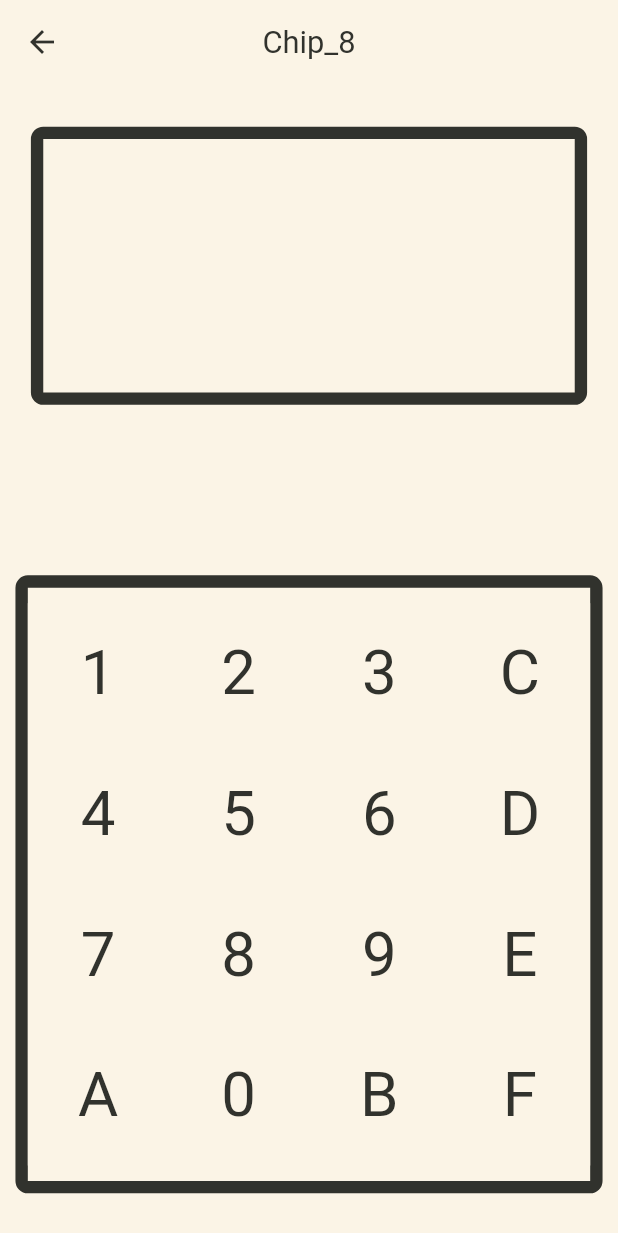
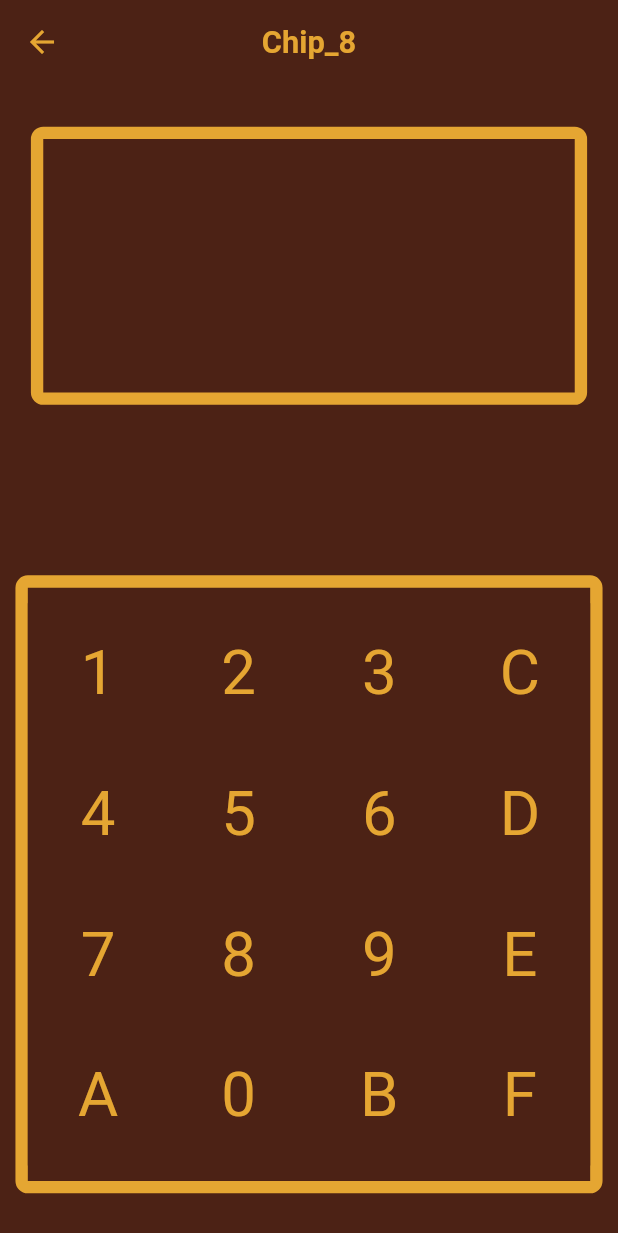
Before and after one commit to Literal-Eval/Chip_8-Flutter, a Flutter app: the screen it shows after launch, after a tap on "Load", on a phone screen of 412 x 824 dp. Shown: the top 1233 px of the screen. Run offline on Flutter 3.47's test engine with Material 2 defaults, Android fonts, the light colour scheme and no system bars; our stand-ins replace flutter_riverpod, just_audio; missing offline and left inert: audio_session, just_audio_web.

Commit message:
fix colors (sort of)

```diff
--- a/lib/core/cpu.dart
+++ b/lib/core/cpu.dart
@@ -19,7 +19,7 @@ class CPU {
 
   static void init(DisplayViewModel ndvm) async {
     dvm = ndvm;
-    FileHandler.load('KEYS');
+    FileHandler.load('IBM');
     CharacterMap.init();
     Registers.PC = Memory.memStart;
     await Speaker.play();
@@ -249,11 +249,10 @@ class CPU {
       final int x_cor = Registers.registers[nibbleTwo] % 64;
       final int y_cor = Registers.registers[nibbleThree] % 32;
       // debugPrint('Drawing $nibbleFour bytes from ($x_cor, $y_cor)');
-      debugPrint('I: ${Registers.I}');
 
       for (int y = 0; y < nibbleFour && y_cor + y < 32; y++) {
         currentByte = Memory.memory[Registers.I + y];
-        String currentRow = 'Output: ';
+        // String currentRow = 'Output: ';
         // printBits(currentByte);
 
         for (int x = 0; x < 8 && x_cor + x < 64; x++) {
@@ -266,9 +265,9 @@ class CPU {
           }
 
           ScreenBuffer.buffer[y_cor + y][x_cor + x] = newState;
-          currentRow += '${ScreenBuffer.buffer[y_cor + y][x_cor + x]}';
+          // currentRow += '${ScreenBuffer.buffer[y_cor + y][x_cor + x]}';
         }
-        debugPrint(currentRow);
+        // debugPrint(currentRow);
       }
 
       dvm.notify();
--- a/lib/data/constants.dart
+++ b/lib/data/constants.dart
@@ -3,5 +3,16 @@ import 'package:flutter/material.dart';
 const int kRefRate = 60;
 
 // Colors
-const Color kPrimaryColor = Color(0xFFFBF4E6);
-const Color kSecondaryColor = Color(0xFF31322D);
+// const Color kPrimaryColor = Color(0xFFFBF4E6);
+// const Color kSecondaryColor = Color(0xFF31322D);
+
+const Color kPrimaryColor = Color(0xFFE5A632);
+const Color kSecondaryColor = Color(0xFF4C2215);
+
+// SanFransisco Color Pallete
+
+// ff7486
+// fc0174
+// c70554
+// 310a3f
+// 140420
--- a/lib/main.dart
+++ b/lib/main.dart
@@ -12,19 +12,20 @@ void main() async {
       child: MaterialApp(
         home: const Chip(),
         theme: ThemeData.dark().copyWith(
-          primaryColor: kSecondaryColor,
-          scaffoldBackgroundColor: kPrimaryColor,
+          primaryColor: kPrimaryColor,
+          scaffoldBackgroundColor: kSecondaryColor,
           appBarTheme: const AppBarTheme(
             elevation: 0,
-            backgroundColor: kPrimaryColor,
+            backgroundColor: kSecondaryColor,
             titleTextStyle: TextStyle(
-              color: kSecondaryColor,
+              color: kPrimaryColor,
+              fontWeight: FontWeight.bold,
             ),
-            iconTheme: IconThemeData(color: kSecondaryColor),
+            iconTheme: IconThemeData(color: kPrimaryColor),
           ),
           textTheme: const TextTheme(
             bodyText2: TextStyle(
-              color: kSecondaryColor,
+              color: kPrimaryColor,
             ),
           ),
         ),
--- a/lib/models/registers.dart
+++ b/lib/models/registers.dart
@@ -1,6 +1,8 @@
 // ignore_for_file: non_constant_identifier_names
 
 import 'dart:typed_data';
+
+import 'package:chip_8_flutter/models/speaker.dart';
 
 class Registers {
 
@@ -15,4 +17,17 @@ class Registers {
 
   static int PC = 0;      // Uint16
   static int SP = 0;      // Uint8
+
+  static handleDT() {
+    if (DT > 0) {
+      DT--;
+    }
+  }
+
+  static handleST() {
+    if (ST > 0) {
+      Speaker.play();
+      ST--;
+    }
+  }
 }
--- a/lib/screens/console.dart
+++ b/lib/screens/console.dart
@@ -1,4 +1,5 @@
 import 'package:chip_8_flutter/core/cpu.dart';
+import 'package:chip_8_flutter/models/registers.dart';
 import 'package:chip_8_flutter/utils/size_config.dart';
 import 'package:chip_8_flutter/view_models/display_view_model.dart';
 import 'package:chip_8_flutter/widgets/keyboard.dart';
@@ -22,7 +23,7 @@ class Console extends StatefulWidget {
 
 class _ConsoleState extends State<Console> with TickerProviderStateMixin {
   late final Ticker _ticker;
-  late final AnimationController cpuCycleCap;
+  late final AnimationController _cpuCycleCap;
 
   @override
   void initState() {
@@ -30,24 +31,26 @@ class _ConsoleState extends State<Console> with TickerProviderStateMixin {
 
     CPU.init(dvm);
 
-    cpuCycleCap = AnimationController(vsync: this)
+    _cpuCycleCap = AnimationController(vsync: this)
       ..repeat(period: const Duration(milliseconds: 1));
 
-    cpuCycleCap.addListener(() {
+    _cpuCycleCap.addListener(() {
       CPU.fetch();
     });
 
     _ticker = createTicker((Duration? _) {
-      // CPU.fetch();
+      Registers.handleDT();
+      Registers.handleST();
     });
     _ticker.start();
   }
 
   @override
   void dispose() {
-    cpuCycleCap.removeListener(() {
+    _cpuCycleCap.removeListener(() {
       CPU.fetch();
     });
+    _cpuCycleCap.dispose();
     _ticker.dispose();
     super.dispose();
   }
--- a/lib/widgets/keyboard.dart
+++ b/lib/widgets/keyboard.dart
@@ -14,7 +14,7 @@ class Keyboard extends StatelessWidget {
       decoration: BoxDecoration(
         borderRadius: BorderRadius.circular(SizeConfig.widthPercent * 2),
         border: Border.all(
-          color: kSecondaryColor,
+          color: kPrimaryColor,
           width: SizeConfig.widthPercent * 2,
         ),
       ),
@@ -43,9 +43,9 @@ class KeypadButton extends StatelessWidget {
   @override
   Widget build(BuildContext context) {
     return Material(
-      color: kPrimaryColor,
+      color: kSecondaryColor,
       child: InkWell(
-        splashColor: kSecondaryColor.withOpacity(0.5),
+        splashColor: kPrimaryColor.withOpacity(0.5),
         child: Center(
           child: Text(
             keyName,
--- a/lib/widgets/screen.dart
+++ b/lib/widgets/screen.dart
@@ -22,7 +22,7 @@ class _ScreenState extends State<Screen> {
       decoration: BoxDecoration(
         borderRadius: BorderRadius.circular(SizeConfig.widthPercent * 2),
         border: Border.all(
-          color: kSecondaryColor,
+          color: kPrimaryColor,
           width: SizeConfig.widthPercent * 2,
         ),
       ),
@@ -45,16 +45,14 @@ class ScreenPainter extends CustomPainter {
   ScreenPainter({
     required this.dvm,
   });
-  // }) : buffer = dvm.buffer;
 
   final DisplayViewModel dvm;
-  // final List<Uint8List> buffer;
 
   @override
   void paint(Canvas canvas, Size size) {
-    final paint = Paint()
+    Paint paint = Paint()
       ..style = PaintingStyle.fill
-      ..color = kSecondaryColor
+      ..color = kPrimaryColor
       ..strokeJoin = StrokeJoin.round;
 
     final double blockHeight = size.height / 32;
```
Also changed, not shown: 3 other files.
